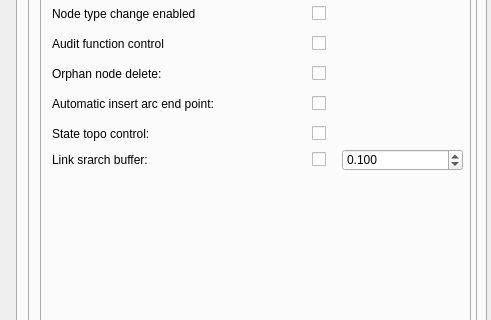
Giswater/giswater_qgis_plugin, file ui/config.ui: the form before one commit; both pictures show x 0 to 491 and y 311 to 631 of the 491 by 733 pixel window.
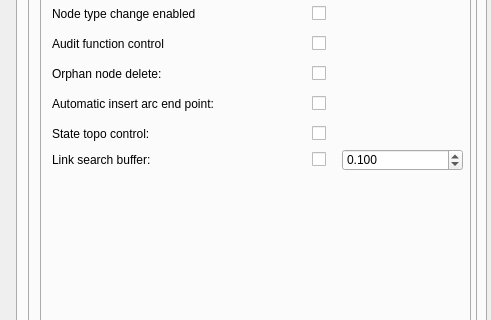
The form after the commit. The open tabs and pages were chosen to show the change.

Commit message: #335 Config Global enhace code (admin)

```diff
--- a/ui/config.ui
+++ b/ui/config.ui
@@ -4289,7 +4289,7 @@
           <enum>QFrame::Plain</enum>
          </property>
          <property name="text">
-          <string>Link srarch buffer:</string>
+          <string>Link search buffer:</string>
          </property>
          <property name="textFormat">
           <enum>Qt::AutoText</enum>
```
Left out of the diff: 20 changed lines with no effect on the pictures. The commit also changes 1 other file.
